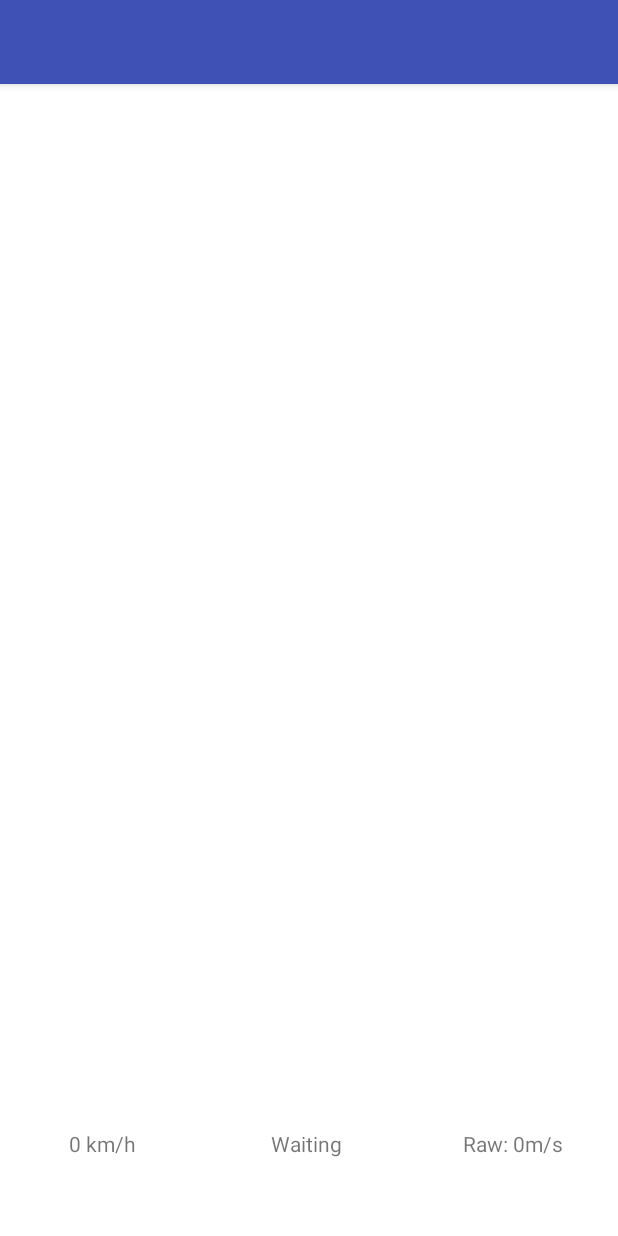
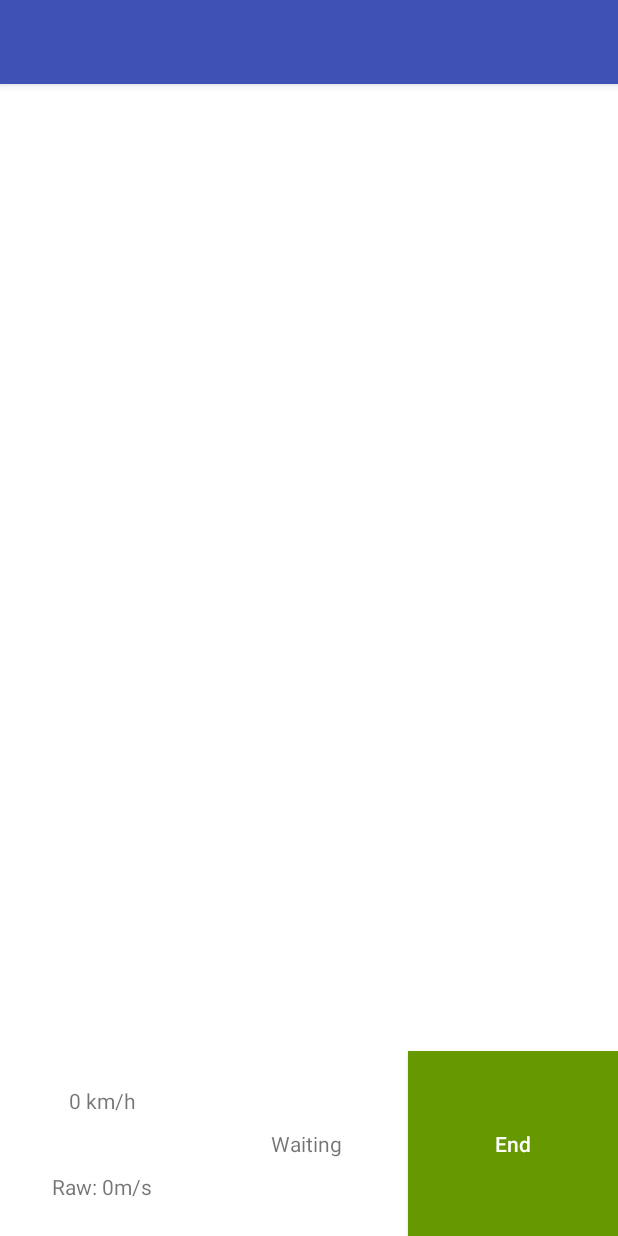
Before and after one commit to AndreasGroentved/MobileSystemsGruppeN, an Android app: the MapsActivity screen opened directly, with no data from a screen before it, on a phone screen of 412 x 824 dp. Run offline under Robolectric (Android 15) with nearby library versions, the phone set to English and light mode, and no system bars; our stand-ins replace ButterKnife, Timber.

Commit message:
Påbegyndt bremsedetektion Lidt små UI, som tegning af rute og knude for bruger, og knude for server

```diff
--- a/presentation/src/main/java/dk/sdu/gruppen/mobilesystems/map/MapsActivity.java
+++ b/presentation/src/main/java/dk/sdu/gruppen/mobilesystems/map/MapsActivity.java
@@ -4,6 +4,7 @@ import android.Manifest;
 import android.arch.lifecycle.ViewModelProviders;
 import android.content.Context;
 import android.content.pm.PackageManager;
+import android.graphics.Color;
 import android.location.Criteria;
 import android.location.Location;
 import android.location.LocationListener;
@@ -12,14 +13,18 @@ import android.os.Bundle;
 import android.support.v4.app.ActivityCompat;
 import android.support.v4.app.FragmentActivity;
 import android.util.Log;
+import android.widget.Button;
 import android.widget.TextView;
 
 import com.google.android.gms.maps.CameraUpdateFactory;
 import com.google.android.gms.maps.GoogleMap;
 import com.google.android.gms.maps.OnMapReadyCallback;
 import com.google.android.gms.maps.SupportMapFragment;
+import com.google.android.gms.maps.model.BitmapDescriptor;
+import com.google.android.gms.maps.model.BitmapDescriptorFactory;
 import com.google.android.gms.maps.model.LatLng;
 import com.google.android.gms.maps.model.MarkerOptions;
+import com.google.android.gms.maps.model.PolylineOptions;
 
 import java.util.List;
 
@@ -32,7 +37,7 @@ public class MapsActivity extends FragmentActivity implements OnMapReadyCallback
 
     private MapsViewModel viewModel;
 
-    private GoogleMap mMap;
+    private GoogleMap map;
     private LocationManager locationManager;
 
     @BindView(R.id.speed)
@@ -43,6 +48,9 @@ public class MapsActivity extends FragmentActivity implements OnMapReadyCallback
 
     @BindView(R.id.rawView)
     TextView rawView;
+
+    @BindView(R.id.end_button)
+    Button endButton;
 
     @Override
     protected void onCreate(Bundle savedInstanceState) {
@@ -56,32 +64,56 @@ public class MapsActivity extends FragmentActivity implements OnMapReadyCallback
 
         locationManager = (LocationManager) this.getSystemService(Context.LOCATION_SERVICE);
         setViewModelBindings();
+        setClickListeners();
+    }
+
+    private void setClickListeners() {
+        endButton.setOnClickListener(view -> {
+            viewModel.endRoute();
+        });
     }
 
     private void setViewModelBindings() {
         viewModel.getAverageSpeed().observe(this, s -> speedView.setText(s));
         viewModel.getStatus().observe(this, s -> statusView.setText(s));
-        viewModel.getRaw().observe(this, s -> rawView.setText(s));
+        viewModel.getRaw().observe(this, s -> rawView.setText(s)); //TODO raw er en debug ting -> fjernes senere
+
+        viewModel.getRouteEnded().observe(this, this::drawRoute);
+
+        viewModel.getQueueMarkers().observe(this, latLngs -> {
+            drawMarkers(latLngs, BitmapDescriptorFactory.fromResource(R.drawable.waiting_icon));
+        });
     }
 
+    private void drawRoute(List<LatLng> latLngs) {
+        PolylineOptions polyLine = new PolylineOptions().width(3).color(Color.GREEN);
 
-    private void drawMakersOnMap(List<LatLng> markers) { //TODO indtil videre cirkler
-        mMap.clear();
+        for (int i = 0; i < latLngs.size(); i++) {
+            polyLine.add(latLngs.get(i));
+        }
+        map.addPolyline(polyLine);
+    }
+
+    //TODO kun den nyeste tilføjes i stedet for, at der kommer duplikater
+    private void drawMarkers(List<LatLng> markers, BitmapDescriptor bitmapDescriptor) {
+        // map.clear();
         markers.forEach(latLng -> {
             //TODO håndter vægte
-            mMap.addMarker((new MarkerOptions().position(latLng)));
+            map.addMarker((new MarkerOptions().position(latLng)).icon(bitmapDescriptor));
         });
     }
 
     @Override
     public void onMapReady(GoogleMap googleMap) {
-        mMap = googleMap;
+        map = googleMap;
 
         if (ActivityCompat.checkSelfPermission(this, Manifest.permission.ACCESS_FINE_LOCATION) != PackageManager.PERMISSION_GRANTED || ActivityCompat.checkSelfPermission(this, Manifest.permission.ACCESS_COARSE_LOCATION) != PackageManager.PERMISSION_GRANTED) {
             Log.i("return", "return");
             return;
         }
-        viewModel.getMarkers().observe(this, this::drawMakersOnMap);
+        viewModel.getMarkers().observe(this, markers -> {
+            drawMarkers(markers, BitmapDescriptorFactory.fromResource(R.drawable.angry_icon));
+        });
         Criteria criteria = new Criteria();
         String provider = locationManager.getBestProvider(criteria, false);
         locationManager.requestLocationUpdates(provider, 0L, 0f, locationListener);
@@ -91,7 +123,7 @@ public class MapsActivity extends FragmentActivity implements OnMapReadyCallback
         @Override
         public void onLocationChanged(Location location) {
             LOG("location lat " + location.getLatitude() + " long " + location.getLongitude() + " , speed" + location.getSpeed());
-            mMap.moveCamera(CameraUpdateFactory.newLatLngZoom(new LatLng(location.getLatitude(), location.getLongitude()), 20f));
+            map.moveCamera(CameraUpdateFactory.newLatLngZoom(new LatLng(location.getLatitude(), location.getLongitude()), 20f));
             viewModel.updateSpeed(location);
         }
 
--- a/presentation/src/main/java/dk/sdu/gruppen/mobilesystems/map/MapsViewModel.java
+++ b/presentation/src/main/java/dk/sdu/gruppen/mobilesystems/map/MapsViewModel.java
@@ -23,20 +23,26 @@ import dk.sdu.gruppen.domain.Domain;
 public class MapsViewModel extends AndroidViewModel {
 
 
-    public static final int MEAN_FILTER_N = 5;
+    public static final int MEAN_FILTER_N = 10;
     public static final float AT_REST_VALUE = 2.5f; //Til testning med gang, 15 er nok mere passende for biler
     public static final float STATUS_CHANGE = 0.5f;
     private MediatorLiveData<String> averageSpeedMediator;
     private MediatorLiveData<String> statusMediator;
     private MediatorLiveData<String> rawMediator;
-    private MediatorLiveData<List<LatLng>> markerMediator;
+    private MediatorLiveData<List<LatLng>> markerMediator; //Dem fra server
+    private MediatorLiveData<List<LatLng>> routeEndedMediator; //Koordinater til tegning af rute
+    private MediatorLiveData<List<LatLng>> queueMarkers; //Dem fra køretur
+
     private StatusEnum currentStatus = StatusEnum.WAITING;
     private DecimalFormat deci;
     private List<Double> speeds;
     private List<Location> locations;
+    private List<LatLng> queuePoints;
     private Domain domain;
     private LinkedList<Double> rollingAverage;
     private long startTimeForCurrentSection = -1; //Hvornår startede kø/køre sektionen
+    private long lastQueueTime = System.currentTimeMillis(); //Til ændring i hastigheder skal den tid man kigger tilbage, ikke være længere end sidste knudepunkt
+
 
     public MapsViewModel(Application app) {
         super(app);
@@ -44,11 +50,14 @@ public class MapsViewModel extends AndroidViewModel {
         statusMediator = new MediatorLiveData<>();
         markerMediator = new MediatorLiveData<>();
         rawMediator = new MediatorLiveData<>();
+        routeEndedMediator = new MediatorLiveData<>();
+        queueMarkers = new MediatorLiveData<>();
         speeds = new ArrayList<>();
         deci = new DecimalFormat("##.##");
         locations = new ArrayList<>();
         domain = Domain.getInstance();
         rollingAverage = new LinkedList<>();
+        queuePoints = new ArrayList<>();
     }
 
     LiveData<String> getAverageSpeed() {
@@ -66,6 +75,9 @@ public class MapsViewModel extends AndroidViewModel {
         return rawMediator;
     }
 
+    LiveData<List<LatLng>> getQueueMarkers() {
+        return queueMarkers;
+    }
 
     LiveData<List<LatLng>> getMarkers() {
         markerMediator.setValue(new ArrayList<>());
@@ -81,20 +93,34 @@ public class MapsViewModel extends AndroidViewModel {
         return markerMediator;
     }
 
+    LiveData<List<LatLng>> getRouteEnded() {
+        return routeEndedMediator;
+    }
+
+    public void endRoute() {
+        //TODO updater routeEndedMediator med alle køsteder
+        //TODO evt genudregn køpunkter, nu hvor de er snappet til vej
+        List<LatLng> route = snapRoute();
+        routeEndedMediator.postValue(route);
+    }
+
+    private List<LatLng> snapRoute() {
+        //TODO snap til vej -> måske køre mean/median filter på data, for at håndtere outliers, dette er temp
+        return locations.stream().map(location -> new LatLng(location.getLatitude(), location.getLongitude())).collect(Collectors.toList());
+    }
 
     public void updateSpeed(Location loc) {
-        double kmPerHour = 0;
+        double kmPerHour = meterPerSecondToKmPerHour(loc.getSpeed());
 
         //TODO hvis hastighed 0, prøv at udregne hastighed ud fra tid mellem afstand/tid mellem punkter
 
-        kmPerHour = meterPerSecondToKmPerHour(loc.getSpeed());
         locations.add(loc);
 
         double filteredValue = meanFilterOfLastNValuesAndValue(speeds, kmPerHour, MEAN_FILTER_N, speeds.size() - 1);
         speeds.add(kmPerHour);
         averageSpeedMediator.setValue("Speed: " + deci.format(filteredValue) + " km/h");
         rawMediator.setValue("Raw speed: " + deci.format(loc.getSpeed()) + " m/s");
-        evaluateStatus();
+        evaluateStatus(filteredValue, loc);
         //cleanLists();
     }
 
@@ -111,11 +137,14 @@ public class MapsViewModel extends AndroidViewModel {
         return meterPerSecond * 3.6;
     }
 
-    private void evaluateStatus() {
-        if (speeds.get(speeds.size() - 1) < 2.5 /*For test med gang*/) {
+    private void evaluateStatus(double filteredSpeed, Location location) {
+        /*Helt sikkert (i den ideele verden kun med tilnærmelsestvis godt data og ingen tunneller...) knudepunkt */
+        if (filteredSpeed < AT_REST_VALUE/*For test med gang*/) {
             if (currentStatus.equals(StatusEnum.DRIVING)) {
                 currentStatus = StatusEnum.WAITING;
                 statusMediator.setValue(currentStatus.getString());
+                queuePoints.add(new LatLng(location.getLatitude(), location.getLongitude()));
+                queueMarkers.postValue(queuePoints);
             }
         } else {
             if (currentStatus.equals(StatusEnum.WAITING)) {
@@ -123,6 +152,14 @@ public class MapsViewModel extends AndroidViewModel {
                 statusMediator.setValue(currentStatus.getString());
             }
         }
+
+        if (currentStatus.equals(StatusEnum.WAITING)) lastQueueTime = System.currentTimeMillis();
+
+        /*Bremsesektion ud fra ændring i hastighed */
+        /*TODO... måske her, måske efter køreturen, hvor data er snappet til rute
+            for biler ville det måske give mening af match med hastighedsgrænser
+        */
+
     }
 
     public static double meanFilterOfLastNValuesAndValue(List<Double> values, double lastValue, int n, int startingOffset) {
--- a/presentation/src/main/res/layout/content_maps.xml
+++ b/presentation/src/main/res/layout/content_maps.xml
@@ -13,7 +13,6 @@
         android:name="com.google.android.gms.maps.SupportMapFragment"
         android:layout_width="match_parent"
         android:layout_height="0dp"
-        android:layout_marginBottom="8dp"
         app:layout_constraintBottom_toTopOf="@+id/guideline11"
         app:layout_constraintTop_toTopOf="parent"
         tools:context="dk.sdu.gruppen.mobilesystems.map.MapsActivity" />
@@ -25,6 +24,13 @@
         android:orientation="horizontal"
         app:layout_constraintGuide_percent="0.85" />
 
+
+    <android.support.constraint.Guideline
+        android:id="@+id/guideline"
+        android:layout_width="wrap_content"
+        android:layout_height="wrap_content"
+        android:orientation="horizontal"
+        app:layout_constraintGuide_percent="0.93" />
 
     <android.support.constraint.Guideline
         android:id="@+id/guideline01"
@@ -50,7 +56,7 @@
         android:layout_marginStart="8dp"
         android:layout_marginTop="8dp"
         android:text="Speed: 0 km/h"
-        app:layout_constraintBottom_toBottomOf="parent"
+        app:layout_constraintBottom_toTopOf="@+id/guideline"
         app:layout_constraintEnd_toStartOf="@+id/guideline01"
         app:layout_constraintStart_toStartOf="parent"
         app:layout_constraintTop_toTopOf="@+id/guideline11" />
@@ -76,8 +82,22 @@
         android:layout_marginBottom="8dp"
         android:layout_marginEnd="8dp"
         android:layout_marginStart="8dp"
-        android:layout_marginTop="8dp"
         android:text="Raw: 0m/s"
+        app:layout_constraintBottom_toBottomOf="parent"
+        app:layout_constraintEnd_toStartOf="@+id/guideline01"
+        app:layout_constraintStart_toStartOf="parent"
+        app:layout_constraintTop_toTopOf="@+id/guideline" />
+
+
+    <Button
+        android:id="@+id/end_button"
+        android:layout_width="0dp"
+        android:layout_height="0dp"
+        android:background="@android:color/holo_green_dark"
+        android:gravity="center"
+        android:text="End"
+        android:textAllCaps="false"
+        android:textColor="@android:color/white"
         app:layout_constraintBottom_toBottomOf="parent"
         app:layout_constraintEnd_toEndOf="parent"
         app:layout_constraintStart_toStartOf="@+id/guideline02"
```
Also changed, not shown: presentation/src/main/res/drawable/angry_icon.png (added), presentation/src/main/res/drawable/waiting_icon.png (added).
